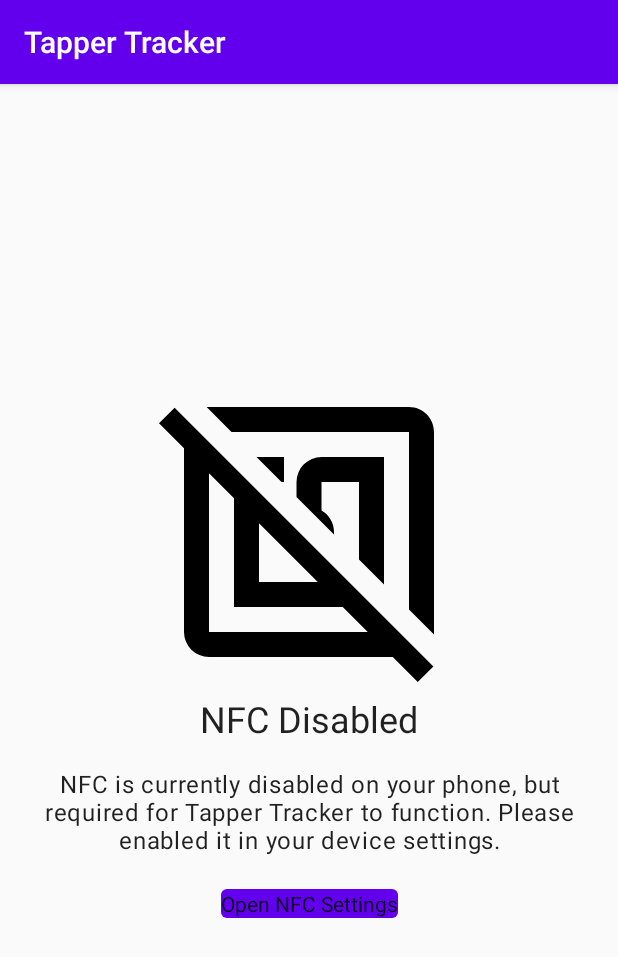
After one commit to NotWoods/tapper-tracker, an Android app: the fragment NfcDisabledFragment shown on its own in the app's theme, on a phone screen of 412 x 824 dp. The commit adds this screen. Shown: the top 957 px of the screen. Run offline under Robolectric (Android 15) with nearby library versions, the phone set to English and light mode, and no system bars.

Commit message:
add db and nfc stuff

```diff
--- a/app/src/main/AndroidManifest.xml
+++ b/app/src/main/AndroidManifest.xml
@@ -1,6 +1,11 @@
 <?xml version="1.0" encoding="utf-8"?>
 <manifest xmlns:android="http://schemas.android.com/apk/res/android"
     package="com.tigerxdaphne.tappertracker">
+
+    <uses-permission android:name="android.permission.NFC" />
+    <uses-feature
+        android:name="android.hardware.nfc"
+        android:required="true" />
 
     <application
         android:allowBackup="true"
--- /dev/null
+++ b/app/src/main/java/com/tigerxdaphne/tappertracker/pages/NfcDisabledFragment.kt
@@ -0,0 +1,26 @@
+package com.tigerxdaphne.tappertracker.pages
+
+import androidx.lifecycle.ViewModelProviders
+import android.os.Bundle
+import androidx.fragment.app.Fragment
+import android.view.LayoutInflater
+import android.view.View
+import android.view.ViewGroup
+
+import com.tigerxdaphne.tappertracker.R
+import com.tigerxdaphne.tappertracker.databinding.NfcDisabledFragmentBinding
+
+class NfcDisabledFragment : Fragment() {
+
+    private var binding: NfcDisabledFragmentBinding? = null
+
+    override fun onCreateView(
+        inflater: LayoutInflater, container: ViewGroup?,
+        savedInstanceState: Bundle?
+    ): View? {
+        binding = NfcDisabledFragmentBinding.inflate(inflater, container, false)
+        return binding!!.root
+    }
+
+
+}
--- /dev/null
+++ b/app/src/main/res/drawable/ic_nfc_disabled.xml
@@ -0,0 +1,9 @@
+<vector xmlns:android="http://schemas.android.com/apk/res/android"
+        android:width="24dp"
+        android:height="24dp"
+        android:viewportWidth="24.0"
+        android:viewportHeight="24.0">
+    <path
+        android:fillColor="#FF000000"
+        android:pathData="M1.25,2.05L21.95,22.75L20.7,24L18.7,22H4A2,2 0 0,1 2,20V5.3L0,3.3L1.25,2.05M3.81,2C3.87,2 3.94,2 4,2H20C21.11,2 22,2.89 22,4V20C22,20.06 22,20.13 22,20.19L20,18.2V4H5.8L3.81,2M6,9.3L4,7.3V20H16.7L14.7,18H6V9.3M18,16.2L16,14.2V8H13V10.28C13.6,10.62 14,11.26 14,12C14,12.06 14,12.13 14,12.19L11,9.2V8A2,2 0 0,1 13,6H18V16.2M8,16H12.7L8,11.3V16M10,8H9.8L7.8,6H10V8Z"/>
+</vector>
--- /dev/null
+++ b/app/src/main/res/layout/nfc_disabled_fragment.xml
@@ -0,0 +1,68 @@
+<?xml version="1.0" encoding="utf-8"?>
+<androidx.constraintlayout.widget.ConstraintLayout xmlns:android="http://schemas.android.com/apk/res/android"
+    xmlns:app="http://schemas.android.com/apk/res-auto"
+    xmlns:tools="http://schemas.android.com/tools"
+    android:layout_width="match_parent"
+    android:layout_height="match_parent"
+    tools:context=".pages.NfcDisabledFragment">
+
+    <ImageView
+        android:id="@+id/imageView"
+        android:layout_width="0dp"
+        android:layout_height="200dp"
+        android:src="@drawable/ic_nfc_disabled"
+        android:importantForAccessibility="no"
+        app:layout_constraintBottom_toTopOf="@+id/title"
+        app:layout_constraintDimensionRatio="1:1"
+        app:layout_constraintEnd_toEndOf="parent"
+        app:layout_constraintHorizontal_bias="0.5"
+        app:layout_constraintStart_toStartOf="parent"
+        app:layout_constraintTop_toTopOf="parent"
+        app:layout_constraintVertical_chainStyle="packed" />
+
+    <TextView
+        android:id="@+id/title"
+        style="@style/TextAppearance.MaterialComponents.Headline5"
+        android:layout_width="0dp"
+        android:layout_height="wrap_content"
+        android:text="@string/nfc_disabled_title"
+        android:layout_marginTop="8dp"
+        android:layout_marginStart="16dp"
+        android:layout_marginEnd="16dp"
+        android:layout_marginBottom="8dp"
+        android:textAlignment="center"
+        app:layout_constraintBottom_toTopOf="@+id/description"
+        app:layout_constraintEnd_toEndOf="parent"
+        app:layout_constraintStart_toStartOf="parent"
+        app:layout_constraintTop_toBottomOf="@+id/imageView" />
+
+    <TextView
+        android:id="@+id/description"
+        style="@style/TextAppearance.MaterialComponents.Body1"
+        android:layout_width="0dp"
+        android:layout_height="wrap_content"
+        android:layout_marginTop="8dp"
+        android:layout_marginStart="16dp"
+        android:layout_marginEnd="16dp"
+        android:layout_marginBottom="8dp"
+        android:text="@string/nfc_disabled_description"
+        android:textAlignment="center"
+        app:layout_constraintBottom_toTopOf="@+id/button"
+        app:layout_constraintEnd_toEndOf="parent"
+        app:layout_constraintStart_toStartOf="parent"
+        app:layout_constraintTop_toBottomOf="@+id/title" />
+
+    <com.google.android.material.button.MaterialButton
+        android:id="@+id/button"
+        android:layout_width="wrap_content"
+        android:layout_height="wrap_content"
+        android:layout_marginTop="8dp"
+        android:layout_marginStart="16dp"
+        android:layout_marginEnd="16dp"
+        android:layout_marginBottom="8dp"
+        android:text="@string/open_nfc_settings"
+        app:layout_constraintBottom_toBottomOf="parent"
+        app:layout_constraintEnd_toEndOf="parent"
+        app:layout_constraintStart_toStartOf="parent"
+        app:layout_constraintTop_toBottomOf="@+id/description" />
+</androidx.constraintlayout.widget.ConstraintLayout>
--- a/app/src/main/res/values/strings.xml
+++ b/app/src/main/res/values/strings.xml
@@ -1,3 +1,7 @@
 <resources>
     <string name="app_name">Tapper Tracker</string>
+
+    <string name="nfc_disabled_title">NFC Disabled</string>
+    <string name="nfc_disabled_description">NFC is currently disabled on your phone, but required for Tapper Tracker to function. Please enabled it in your device settings.</string>
+    <string name="open_nfc_settings">Open NFC Settings</string>
 </resources>
```
Also changed, not shown: app/build.gradle (+11 -2 lines), app/src/main/java/com/tigerxdaphne/tappertracker/MainActivity.kt (+7 -1 lines), app/src/main/java/com/tigerxdaphne/tappertracker/db/AppDatabase.kt (added, +12 -0 lines), app/src/main/java/com/tigerxdaphne/tappertracker/db/Converters.kt (added, +13 -0 lines), app/src/main/java/com/tigerxdaphne/tappertracker/db/TappedTag.kt (added, +48 -0 lines), app/src/main/java/com/tigerxdaphne/tappertracker/db/TappedTagDao.kt (added, +16 -0 lines), build.gradle (+9 -4 lines).
